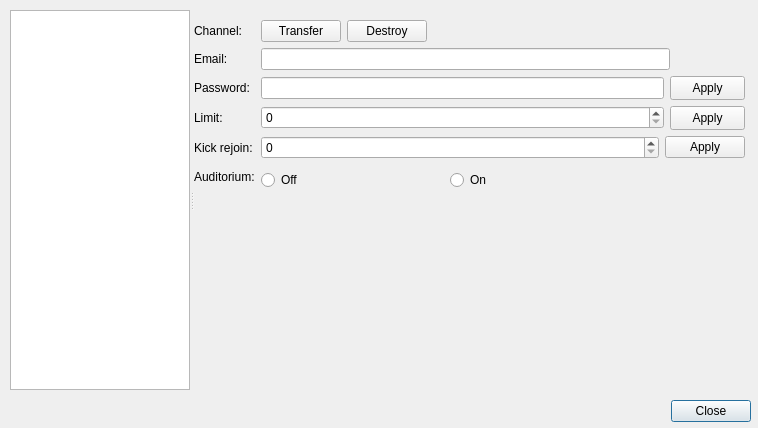
Old version of the form ui/channel_settings.ui in the repository gitter-badger/simplechatclient.
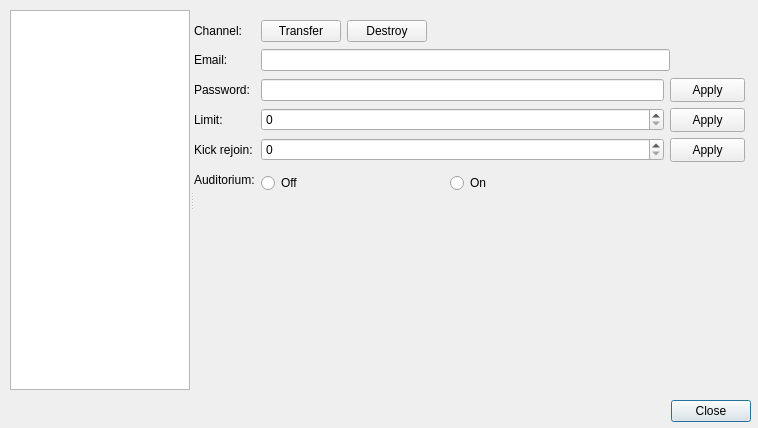
New version of the form. The open tabs and pages were chosen to show the change. Icons and pictures are not drawn. Custom widgets are drawn as their Qt base class.

Commit message: fix channel options layout

```diff
--- a/ui/channel_settings.ui
+++ b/ui/channel_settings.ui
@@ -709,7 +709,7 @@
         <x>0</x>
         <y>10</y>
         <width>551</width>
-        <height>191</height>
+        <height>194</height>
        </rect>
       </property>
       <layout class="QFormLayout" name="formLayout_3">
@@ -743,7 +743,7 @@
            <property name="sizeHint" stdset="0">
             <size>
              <width>75</width>
-             <height>20</height>
+             <height>24</height>
             </size>
            </property>
           </spacer>
@@ -937,6 +937,18 @@
          </item>
          <item>
           <widget class="QPushButton" name="pushButton_set_kick_rejoin">
+           <property name="minimumSize">
+            <size>
+             <width>75</width>
+             <height>24</height>
+            </size>
+           </property>
+           <property name="maximumSize">
+            <size>
+             <width>75</width>
+             <height>24</height>
+            </size>
+           </property>
            <property name="text">
             <string>Apply</string>
            </property>
```
